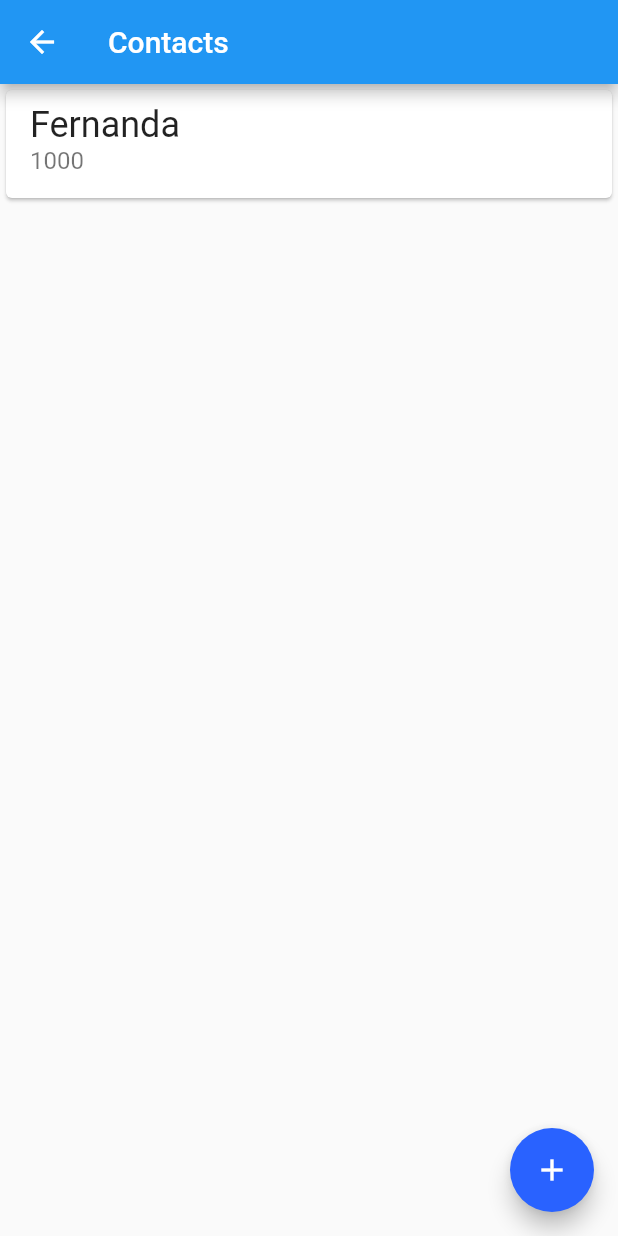
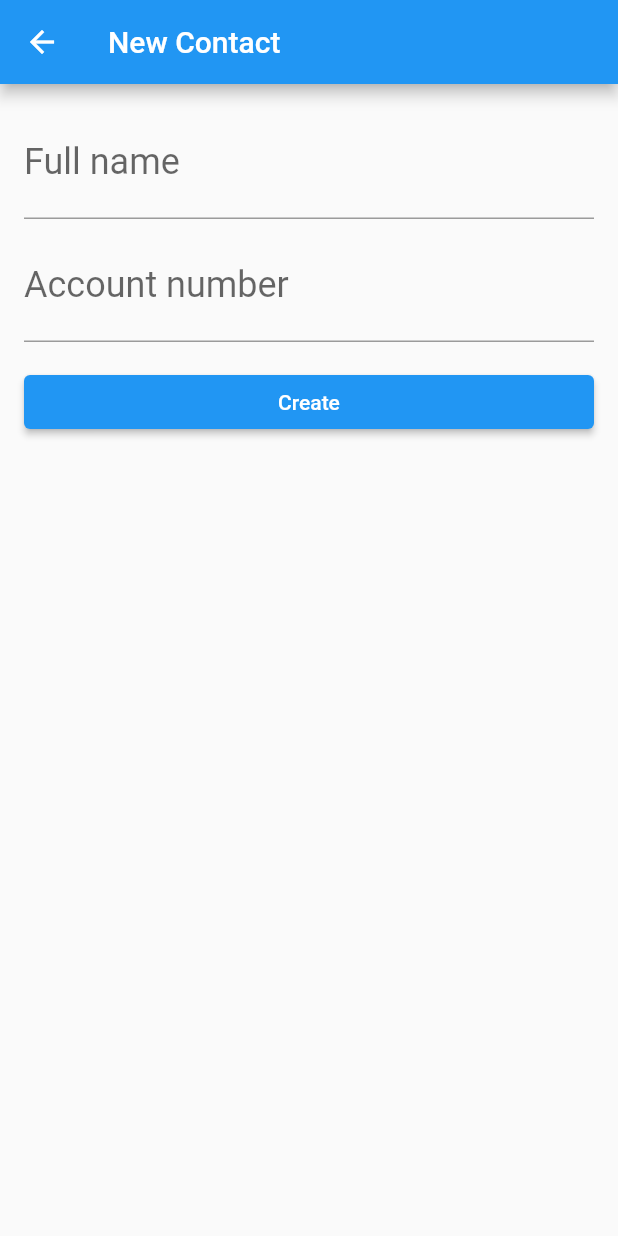
Before and after one commit to fercguerra/bytebank, a Flutter app: the ContactsList screen opened directly, after a tap on the "add" icon, on a phone screen of 412 x 824 dp. Run offline on Flutter 3.47's test engine with Material 2 defaults, Android fonts, the phone set to English and light mode, and no system bars; missing offline and left inert: dart:html.

Commit message:
Implementação Fluxo do App

```diff
--- a/lib/main.dart
+++ b/lib/main.dart
@@ -1,6 +1,7 @@
 import 'package:bytebank/screen/contacts_list.dart';
 import 'package:flutter/material.dart';
 
+import 'screen/contact_form.dart';
 import 'screen/dashboard.dart';
 
 void main() => runApp(BytebankApp());
--- /dev/null
+++ b/lib/model/contact.dart
@@ -0,0 +1,17 @@
+import 'dart:html';
+
+class Contact {
+  final String name;
+  final int accountNumber;
+
+  Contact(
+    this.name,
+    this.accountNumber,
+  );
+
+  @override
+  String toString() {
+    return 'Contact{name: $name, accountNumber: $accountNumber}';
+  }
+
+}
--- /dev/null
+++ b/lib/screen/contact_form.dart
@@ -0,0 +1,65 @@
+import 'package:flutter/material.dart';
+
+import '../model/contact.dart';
+
+class ContactForm extends StatefulWidget {
+  @override
+  State<ContactForm> createState() => _ContactFormState();
+}
+
+class _ContactFormState extends State<ContactForm> {
+  final TextEditingController _nameController = TextEditingController();
+
+  final TextEditingController _accountController = TextEditingController();
+
+  @override
+  Widget build(BuildContext context) {
+    return Scaffold(
+      appBar: AppBar(
+        title: Text('New Contact'),
+      ),
+      body: Padding(
+        padding: const EdgeInsets.all(16.0),
+        child: Column(
+          children: [
+            TextField(
+              controller: _nameController,
+              decoration: InputDecoration(labelText: 'Full name'),
+              style: TextStyle(
+                fontSize: 24.0,
+              ),
+            ),
+            Padding(
+              padding: const EdgeInsets.only(top: 8.0),
+              child: TextField(
+                controller: _accountController,
+                decoration: InputDecoration(labelText: 'Account number'),
+                style: TextStyle(
+                  fontSize: 24.0,
+                ),
+                keyboardType: TextInputType.number,
+              ),
+            ),
+            Padding(
+              padding: const EdgeInsets.only(top: 16.0),
+              child: SizedBox(
+                width: double.maxFinite,
+                child: ElevatedButton(
+                  onPressed: () {
+                    final String name = _nameController.text;
+                    final int? accountNumber =
+                        int.tryParse(_accountController.text);
+
+                    final Contact newContact = Contact(name, accountNumber!);
+                    Navigator.pop(context, newContact);
+                  },
+                  child: Text('Create'),
+                ),
+              ),
+            ),
+          ],
+        ),
+      ),
+    );
+  }
+}
--- a/lib/screen/contacts_list.dart
+++ b/lib/screen/contacts_list.dart
@@ -1,5 +1,6 @@
 import 'dart:ui';
 
+import 'package:bytebank/screen/contact_form.dart';
 import 'package:flutter/material.dart';
 
 class ContactsList extends StatelessWidget {
@@ -30,7 +31,10 @@ class ContactsList extends StatelessWidget {
         ],
       ),
       floatingActionButton: FloatingActionButton(
-        onPressed: () {},
+        onPressed: () {
+          Navigator.of(context)
+              .push(MaterialPageRoute(builder: ((context) => ContactForm())));
+        },
         child: Icon(Icons.add),
       ),
     );
```
